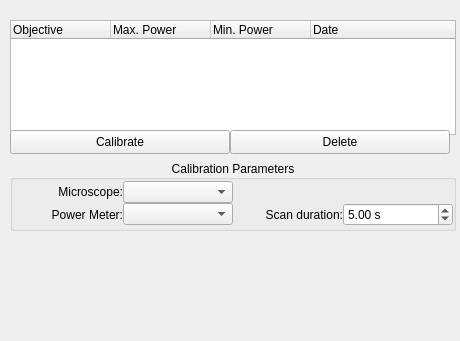
Qt form lib/devices/Laser/devTemplate.ui (acq4/acq4) before a commit.
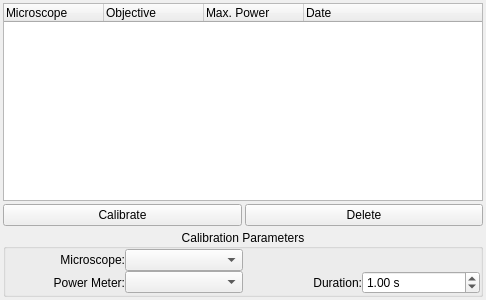
The same form after that commit. Custom widgets are drawn as their Qt base class.

What changed in the file:
```diff
--- a/lib/devices/Laser/devTemplate.ui
+++ b/lib/devices/Laser/devTemplate.ui
@@ -6,22 +6,22 @@
    <rect>
     <x>0</x>
     <y>0</y>
-    <width>460</width>
-    <height>341</height>
+    <width>486</width>
+    <height>300</height>
    </rect>
   </property>
   <property name="windowTitle">
    <string>Form</string>
   </property>
+  <layout class="QGridLayout" name="gridLayout">
+   <property name="margin">
+    <number>3</number>
+   </property>
+   <property name="spacing">
+    <number>3</number>
+   </property>
+   <item row="0" column="0" colspan="2">
   <widget class="QTreeWidget" name="calibrationList">
-   <property name="geometry">
-    <rect>
-     <x>10</x>
-     <y>20</y>
-     <width>446</width>
-     <height>115</height>
-    </rect>
-   </property>
    <property name="rootIsDecorated">
     <bool>false</bool>
    </property>
@@ -31,6 +31,11 @@
    <attribute name="headerStretchLastSection">
     <bool>true</bool>
    </attribute>
+     <column>
+      <property name="text">
+       <string>Microscope</string>
+      </property>
+     </column>
    <column>
     <property name="text">
      <string>Objective</string>
@@ -41,52 +46,29 @@
      <string>Max. Power</string>
     </property>
    </column>
-   <column>
-    <property name="text">
-     <string>Min. Power</string>
-    </property>
-   </column>
    <column>
     <property name="text">
      <string>Date</string>
     </property>
    </column>
   </widget>
+   </item>
+   <item row="1" column="0">
   <widget class="QPushButton" name="calibrateBtn">
-   <property name="geometry">
-    <rect>
-     <x>10</x>
-     <y>130</y>
-     <width>220</width>
-     <height>24</height>
-    </rect>
-   </property>
    <property name="text">
     <string>Calibrate</string>
    </property>
   </widget>
+   </item>
+   <item row="1" column="1">
   <widget class="QPushButton" name="deleteBtn">
-   <property name="geometry">
-    <rect>
-     <x>230</x>
-     <y>130</y>
-     <width>220</width>
-     <height>24</height>
-    </rect>
-   </property>
    <property name="text">
     <string>Delete</string>
    </property>
   </widget>
+   </item>
+   <item row="2" column="0" colspan="2">
   <widget class="QGroupBox" name="groupBox">
-   <property name="geometry">
-    <rect>
-     <x>10</x>
-     <y>160</y>
-     <width>446</width>
-     <height>71</height>
-    </rect>
-   </property>
    <property name="title">
     <string>Calibration Parameters</string>
    </property>
@@ -111,20 +93,20 @@
          <string> s</string>
         </property>
         <property name="minimum">
-         <double>0.010000000000000</double>
+           <double>0.000000000000000</double>
         </property>
         <property name="maximum">
          <double>100.000000000000000</double>
         </property>
         <property name="value">
-         <double>5.000000000000000</double>
+           <double>1.000000000000000</double>
         </property>
        </widget>
       </item>
       <item row="2" column="2">
        <widget class="QLabel" name="scanLabel">
         <property name="text">
-         <string>Scan duration:</string>
+           <string>Duration:</string>
         </property>
         <property name="alignment">
          <set>Qt::AlignRight|Qt::AlignTrailing|Qt::AlignVCenter</set>
@@ -161,7 +143,16 @@
     </item>
    </layout>
   </widget>
+   </item>
+  </layout>
  </widget>
+ <customwidgets>
+  <customwidget>
+   <class>SpinBox</class>
+   <extends>QDoubleSpinBox</extends>
+   <header>SpinBox</header>
+  </customwidget>
+ </customwidgets>
  <resources/>
  <connections/>
 </ui>
```
Left out of the diff: 6 changed lines with no effect on the pictures. Lines whose indentation alone changed are shown as unchanged.
